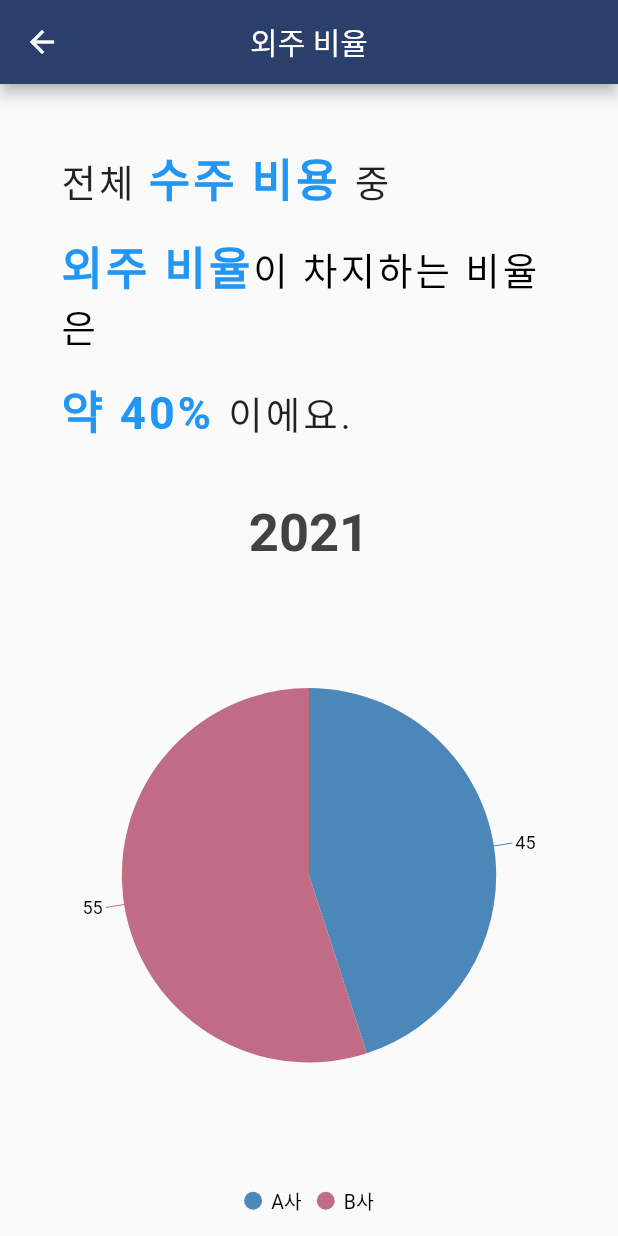
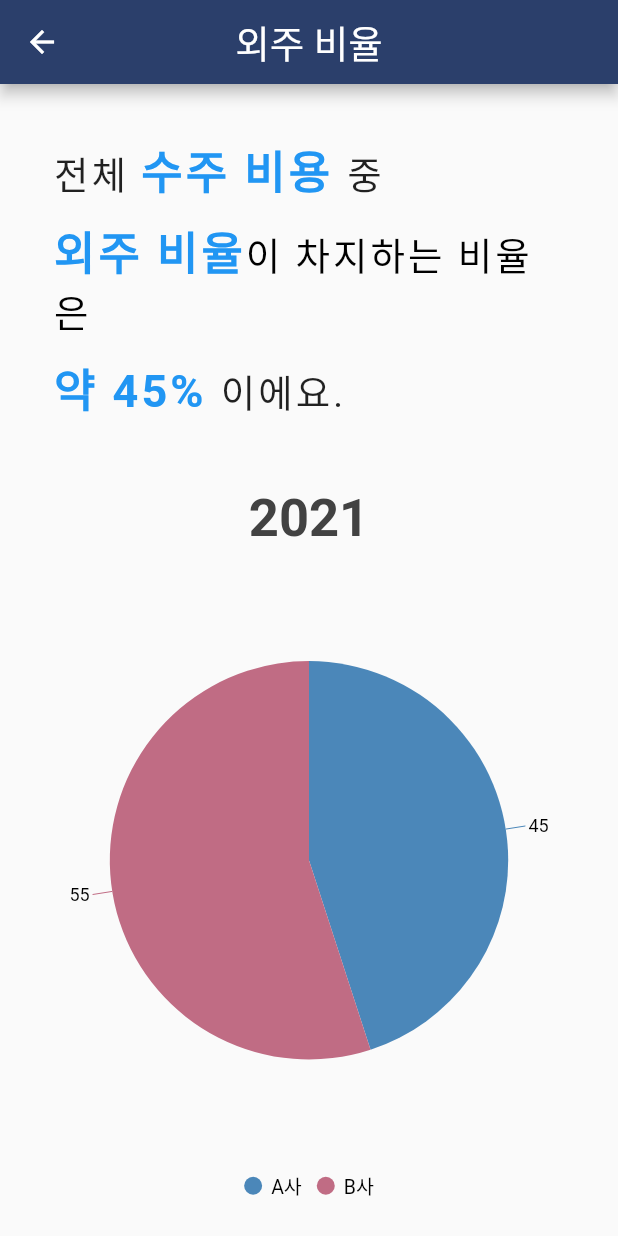
Before and after one commit to LEESAE-BOM/performance_man, a Flutter app: the outsourcing_ratio screen opened directly, on a phone screen of 412 x 824 dp. Run offline on Flutter 3.47's test engine with Material 2 defaults, Android fonts, the phone set to English and light mode, and no system bars; our stand-ins replace syncfusion_flutter_charts; missing offline and left inert: flow_project; Roboto replaces fonts that are missing (AppleB).

Commit message:
Update outsourcing_ratio.dart

```diff
--- a/Front/lib/management_widget/outsourcing_ratio.dart
+++ b/Front/lib/management_widget/outsourcing_ratio.dart
@@ -1,6 +1,7 @@
 import 'package:flutter/material.dart';
 import 'package:flutter/rendering.dart';
 import 'package:syncfusion_flutter_charts/charts.dart';
+import 'package:intl/intl.dart';
 
 class outsourcing_ratio extends StatefulWidget {
   @override
@@ -8,32 +9,22 @@ class outsourcing_ratio extends StatefulWidget {
 }
 
 class _outsourcing_ratio extends State<outsourcing_ratio> {
-  @override
-  Widget build(BuildContext context) {
   final List<ChartData> chartData = [
     ChartData('A사', 45),
     ChartData('B사', 55),
   ];
-    return Scaffold(
-      appBar: AppBar(
-        title: Text('외주 비율'),
-        centerTitle: true,
-        backgroundColor: Color.fromRGBO(43, 63, 107, 1),
-      ),
-      body: SafeArea(
-        child: Padding(
-            padding: EdgeInsets.fromLTRB(40.0, 40.0, 40.0, 0),
-            child: ListView(
-              children: <Widget>[
-                Column(
+
+  @override
+  Widget build(BuildContext context) {
+    Widget textSection = Padding(
+        padding: EdgeInsets.all(5),
+        child: Column(
             crossAxisAlignment: CrossAxisAlignment.start,
             children: <Widget>[
               Text.rich(TextSpan(
                   text: '전체 ',
                   style: TextStyle(
-                            fontSize: 25.0,
-                            letterSpacing: 2.0,
-                            fontFamily: 'AppleB'),
+                      fontSize: 25.0, letterSpacing: 2.0, fontFamily: 'AppleB'),
                   children: <TextSpan>[
                     TextSpan(
                       text: '수주 비용 ',
@@ -45,13 +36,14 @@ class _outsourcing_ratio extends State<outsourcing_ratio> {
                     ),
                     TextSpan(
                         text: '중 ',
-                              style: TextStyle(
-                                  fontSize: 25.0, letterSpacing: 2.0)),
-                        ])),
-                    SizedBox(
-                      height: 15.0,
-                    ),
-                    Column(
+                        style: TextStyle(fontSize: 25.0, letterSpacing: 2.0)),
+                  ]))
+            ]));
+
+    Widget textSection1 = Padding(
+        padding: EdgeInsets.all(5),
+        child: Column(
+          crossAxisAlignment: CrossAxisAlignment.start,
           children: <Widget>[
             Text.rich(TextSpan(text: '', children: <TextSpan>[
               TextSpan(
@@ -72,15 +64,15 @@ class _outsourcing_ratio extends State<outsourcing_ratio> {
                       fontFamily: 'AppleB')),
             ]))
           ],
-                    ),
-                    SizedBox(
-                      height: 15.0,
-                    ),
-                    Column(
+        ));
+    Widget textSection2 = Padding(
+        padding: EdgeInsets.all(5),
+        child: Column(
+          crossAxisAlignment: CrossAxisAlignment.start,
           children: <Widget>[
             Text.rich(TextSpan(text: '', children: <TextSpan>[
               TextSpan(
-                            text: '약 40% ',
+                text: '약 45% ',
                 style: TextStyle(
                     fontSize: 30.0,
                     color: Colors.blue,
@@ -96,20 +88,17 @@ class _outsourcing_ratio extends State<outsourcing_ratio> {
                       fontFamily: 'AppleB')),
             ]))
           ],
-                    ),
-                    SizedBox(
-                      height: 30.0,
-                    ),
-                    Center(
+        ));
+
+    Widget chartSection = Center(
         child: Container(
             width: 500.0,
             height: 500.0,
             child: SfCircularChart(
                 title: ChartTitle(
                     text: '2021',
-                                    textStyle: TextStyle(
-                                        fontSize: 35.0,
-                                        fontWeight: FontWeight.bold)),
+                    textStyle:
+                        TextStyle(fontSize: 35.0, fontWeight: FontWeight.bold)),
                 legend: Legend(
                     isVisible: true,
                     // Legend will be placed at the left
@@ -118,31 +107,25 @@ class _outsourcing_ratio extends State<outsourcing_ratio> {
                   // Render pie chart
                   PieSeries<ChartData, String>(
                       dataSource: chartData,
-                                      xValueMapper: (ChartData data, _) =>
-                                          data.x,
-                                      yValueMapper: (ChartData data, _) =>
-                                          data.y,
+                      xValueMapper: (ChartData data, _) => data.x,
+                      yValueMapper: (ChartData data, _) => data.y,
                       dataLabelSettings: DataLabelSettings(
                           isVisible: true,
                           // Positioning the data label
-                                          labelPosition:
-                                              ChartDataLabelPosition.outside)),
-                                ]))),
-                    SizedBox(
-                      height: 30.0,
-                    ),
-                    Center(
+                          labelPosition: ChartDataLabelPosition.outside)),
+                ])));
+
+    Widget datatableSection = Center(
       child: Container(
         width: double.infinity,
         child: SingleChildScrollView(
           scrollDirection: Axis.horizontal,
           child: Theme(
-                            data: Theme.of(context)
-                                .copyWith(dividerColor: Colors.grey),
+            data: Theme.of(context).copyWith(dividerColor: Colors.grey),
             child: DataTable(
               showBottomBorder: true,
-                              headingRowColor: MaterialStateColor.resolveWith(
-                                  (states) => Colors.black12),
+              headingRowColor:
+                  MaterialStateColor.resolveWith((states) => Colors.black12),
               columns: <DataColumn>[
                 DataColumn(
                   label: Container(
@@ -159,8 +142,7 @@ class _outsourcing_ratio extends State<outsourcing_ratio> {
                     child: Text('외주 내역',
                         textAlign: TextAlign.center,
                         style: TextStyle(
-                                            fontWeight: FontWeight.bold,
-                                            fontSize: 23.0)),
+                            fontWeight: FontWeight.bold, fontSize: 23.0)),
                   ),
                 ),
                 DataColumn(
@@ -183,8 +165,7 @@ class _outsourcing_ratio extends State<outsourcing_ratio> {
                           '최근 3개월',
                           textAlign: TextAlign.right,
                           style: TextStyle(
-                                              fontSize: 15.0,
-                                              fontWeight: FontWeight.bold),
+                              fontSize: 15.0, fontWeight: FontWeight.bold),
                         )))
                   ],
                 ),
@@ -217,12 +198,36 @@ class _outsourcing_ratio extends State<outsourcing_ratio> {
           ),
         ),
       ),
-                    )
+    );
+
+    return Scaffold(
+      appBar: AppBar(
+        title: Text(
+          '외주 비율',
+          style: TextStyle(fontSize: 25.0),
+        ),
+        centerTitle: true,
+        backgroundColor: Color.fromRGBO(43, 63, 107, 1),
+      ),
+      body: SafeArea(
+          child: Padding(
+        padding: EdgeInsets.fromLTRB(30.0, 30.0, 30.0, 0),
+        child: ListView(
+          children: <Widget>[
+            textSection,
+            textSection1,
+            textSection2,
+            SizedBox(
+              height: 30.0,
+            ),
+            chartSection,
+            SizedBox(
+              height: 30.0,
+            ),
+            datatableSection
           ],
         ),
-              ],
       )),
-      ),
     );
   }
 }
```
Lines whose indentation alone changed are shown as unchanged.
